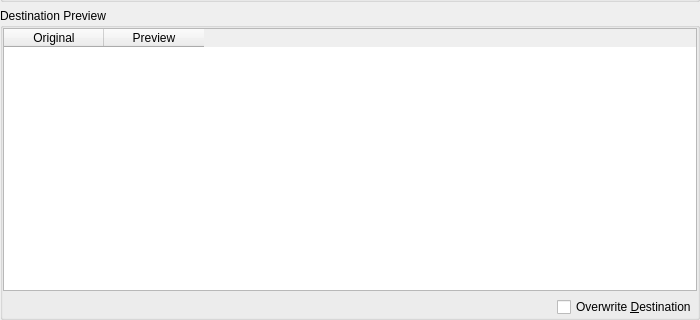
Before: the Qt Designer form src/dialogs/OrganizeCollectionDialogBase.ui in KDE/amarok, drawn with Qt 5; both pictures show x 0 to 700 and y 161 to 481 of the 700 by 481 pixel window.
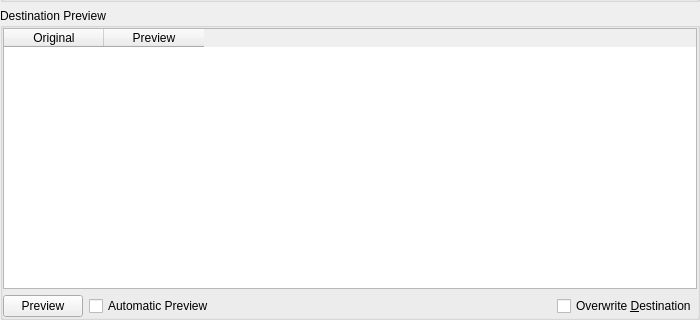
After: the same form once the commit is applied. Custom widgets are drawn as their Qt base class.

Commit message:
New "Preview" feature for the Organize Collection dialog.
Patch bye Maximilian Güntner <maximilian.guentner@gmail.com>.

Diff of the .ui file:
```diff
--- a/src/dialogs/OrganizeCollectionDialogBase.ui
+++ b/src/dialogs/OrganizeCollectionDialogBase.ui
@@ -331,6 +331,20 @@
       </item>
       <item>
        <layout class="QHBoxLayout">
+        <item>
+	  <widget class="QPushButton" name="previewButton">
+          <property name="text">
+           <string>Preview</string>
+          </property>
+         </widget>
+        </item>
+        <item>
+         <widget class="QCheckBox" name="autoPreviewCheck">
+          <property name="text">
+           <string>Automatic Preview</string>
+          </property>
+         </widget>
+        </item>
         <item>
          <spacer name="spacer2_2">
           <property name="orientation">
@@ -341,7 +355,7 @@
           </property>
           <property name="sizeHint" stdset="0">
            <size>
-            <width>347</width>
+            <width>150</width>
             <height>20</height>
            </size>
           </property>
```
The commit also changes 2 other files.
